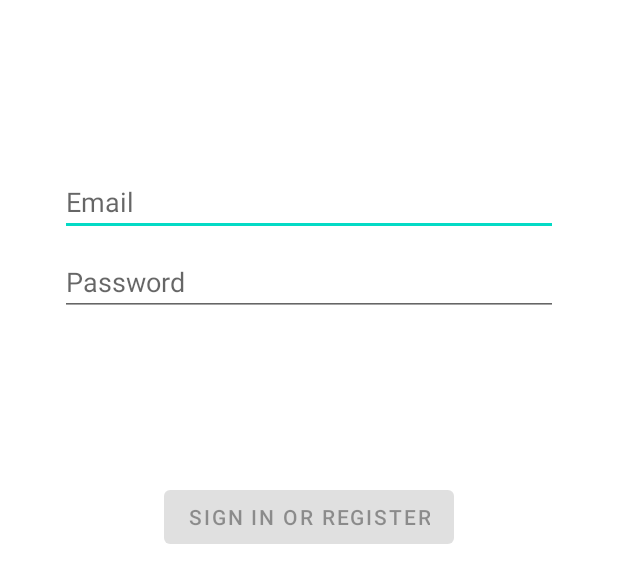
After one commit to feelgood4/hack_studtravel, an Android app: the layout fragment_login.xml on its own in the app's theme, with its tools: preview values and no code run, on a phone screen of 412 x 824 dp. The commit adds this screen. Shown: the top 583 px of the screen. Run offline under Robolectric (Android 15) with nearby library versions, the phone set to English and light mode, and no system bars.

Commit message:
Implement base logic for login in App

```diff
--- a/app/src/main/java/com/github/studtravel/presentation/activity/MainActivity.kt
+++ b/app/src/main/java/com/github/studtravel/presentation/activity/MainActivity.kt
@@ -1,19 +1,15 @@
 package com.github.studtravel.presentation.activity
 
+import android.os.Bundle
 import androidx.appcompat.app.AppCompatActivity
-import android.os.Bundle
-import androidx.activity.viewModels
 import com.github.studtravel.R
-import com.github.studtravel.presentation.viewmodel.MainViewModel
 import dagger.hilt.android.AndroidEntryPoint
 
 @AndroidEntryPoint
 class MainActivity : AppCompatActivity() {
-    private val viewModel: MainViewModel by viewModels()
 
     override fun onCreate(savedInstanceState: Bundle?) {
         super.onCreate(savedInstanceState)
-        viewModel.getArticles()
         setContentView(R.layout.activity_main)
     }
 }
--- /dev/null
+++ b/app/src/main/res/layout/fragment_login.xml
@@ -0,0 +1,78 @@
+<?xml version="1.0" encoding="utf-8"?>
+<androidx.constraintlayout.widget.ConstraintLayout xmlns:android="http://schemas.android.com/apk/res/android"
+    xmlns:app="http://schemas.android.com/apk/res-auto"
+    xmlns:tools="http://schemas.android.com/tools"
+    android:id="@+id/container"
+    android:layout_width="match_parent"
+    android:layout_height="match_parent"
+    android:paddingLeft="@dimen/fragment_horizontal_margin"
+    android:paddingTop="@dimen/fragment_vertical_margin"
+    android:paddingRight="@dimen/fragment_horizontal_margin"
+    android:paddingBottom="@dimen/fragment_vertical_margin"
+    tools:context=".presentation.screen.login.LoginFragment">
+
+    <EditText
+        android:id="@+id/username"
+        android:layout_width="0dp"
+        android:layout_height="wrap_content"
+        android:layout_marginStart="24dp"
+        android:layout_marginTop="96dp"
+        android:layout_marginEnd="24dp"
+        android:autofillHints="@string/prompt_email"
+        android:hint="@string/prompt_email"
+        android:inputType="textEmailAddress"
+        android:selectAllOnFocus="true"
+        app:layout_constraintEnd_toEndOf="parent"
+        app:layout_constraintStart_toStartOf="parent"
+        app:layout_constraintTop_toTopOf="parent" />
+
+    <EditText
+        android:id="@+id/password"
+        android:layout_width="0dp"
+        android:layout_height="wrap_content"
+        android:layout_marginStart="24dp"
+        android:layout_marginTop="8dp"
+        android:layout_marginEnd="24dp"
+        android:autofillHints="@string/prompt_password"
+        android:hint="@string/prompt_password"
+        android:imeActionLabel="@string/action_sign_in_short"
+        android:imeOptions="actionDone"
+        android:inputType="textPassword"
+        android:selectAllOnFocus="true"
+        app:layout_constraintEnd_toEndOf="parent"
+        app:layout_constraintStart_toStartOf="parent"
+        app:layout_constraintTop_toBottomOf="@+id/username" />
+
+    <Button
+        android:id="@+id/login"
+        android:layout_width="wrap_content"
+        android:layout_height="wrap_content"
+        android:layout_gravity="start"
+        android:layout_marginStart="48dp"
+        android:layout_marginTop="16dp"
+        android:layout_marginEnd="48dp"
+        android:layout_marginBottom="64dp"
+        android:enabled="false"
+        android:text="@string/action_sign_in"
+        app:layout_constraintBottom_toBottomOf="parent"
+        app:layout_constraintEnd_toEndOf="parent"
+        app:layout_constraintStart_toStartOf="parent"
+        app:layout_constraintTop_toBottomOf="@+id/password"
+        app:layout_constraintVertical_bias="0.2" />
+
+    <ProgressBar
+        android:id="@+id/loading"
+        android:layout_width="wrap_content"
+        android:layout_height="wrap_content"
+        android:layout_gravity="center"
+        android:layout_marginStart="32dp"
+        android:layout_marginTop="64dp"
+        android:layout_marginEnd="32dp"
+        android:layout_marginBottom="64dp"
+        android:visibility="gone"
+        app:layout_constraintBottom_toBottomOf="parent"
+        app:layout_constraintEnd_toEndOf="@+id/password"
+        app:layout_constraintStart_toStartOf="@+id/password"
+        app:layout_constraintTop_toTopOf="parent"
+        app:layout_constraintVertical_bias="0.3" />
+</androidx.constraintlayout.widget.ConstraintLayout>
--- /dev/null
+++ b/app/src/main/res/values/dimens.xml
@@ -0,0 +1,5 @@
+<resources>
+    <!-- Default screen margins, per the Android Design guidelines. -->
+    <dimen name="fragment_horizontal_margin">16dp</dimen>
+    <dimen name="fragment_vertical_margin">16dp</dimen>
+</resources>
--- a/app/src/main/res/values/strings.xml
+++ b/app/src/main/res/values/strings.xml
@@ -1,3 +1,12 @@
 <resources>
     <string name="app_name">studtravel</string>
+    <!-- Strings related to login -->
+    <string name="prompt_email">Email</string>
+    <string name="prompt_password">Password</string>
+    <string name="action_sign_in">Sign in or register</string>
+    <string name="action_sign_in_short">Sign in</string>
+    <string name="welcome">"Welcome!"</string>
+    <string name="invalid_username">Not a valid username</string>
+    <string name="invalid_password">Password must be >5 characters</string>
+    <string name="login_failed">"Login failed"</string>
 </resources>
```
Also changed, not shown: app/build.gradle (+8 -0 lines), app/src/main/java/com/github/studtravel/datasource/local/AppPreferences.kt (added, +30 -0 lines), app/src/main/java/com/github/studtravel/datasource/login/LoginDataSource.kt (added, +43 -0 lines), app/src/main/java/com/github/studtravel/datasource/login/LoginRepository.kt (added, +47 -0 lines), app/src/main/java/com/github/studtravel/datasource/login/model/Result.kt (added, +18 -0 lines), app/src/main/java/com/github/studtravel/datasource/remote/model/LoggedInUser.kt (added, +9 -0 lines), app/src/main/java/com/github/studtravel/di/RepositoryModule.kt (+10 -3 lines), app/src/main/java/com/github/studtravel/domain/repository/ILoginRepository.kt (added, +10 -0 lines), app/src/main/java/com/github/studtravel/domain/repository/IPreferencesRepository.kt (added, +8 -0 lines), app/src/main/java/com/github/studtravel/presentation/screen/login/LoggedInUserView.kt (added, +9 -0 lines), app/src/main/java/com/github/studtravel/presentation/screen/login/LoginFormState.kt (added, +10 -0 lines), app/src/main/java/com/github/studtravel/presentation/screen/login/LoginFragment.kt (added, +126 -0 lines), app/src/main/java/com/github/studtravel/presentation/screen/login/LoginResult.kt (added, +9 -0 lines), app/src/main/java/com/github/studtravel/presentation/viewmodel/MainViewModel.kt (+56 -6 lines), 1 more files.
